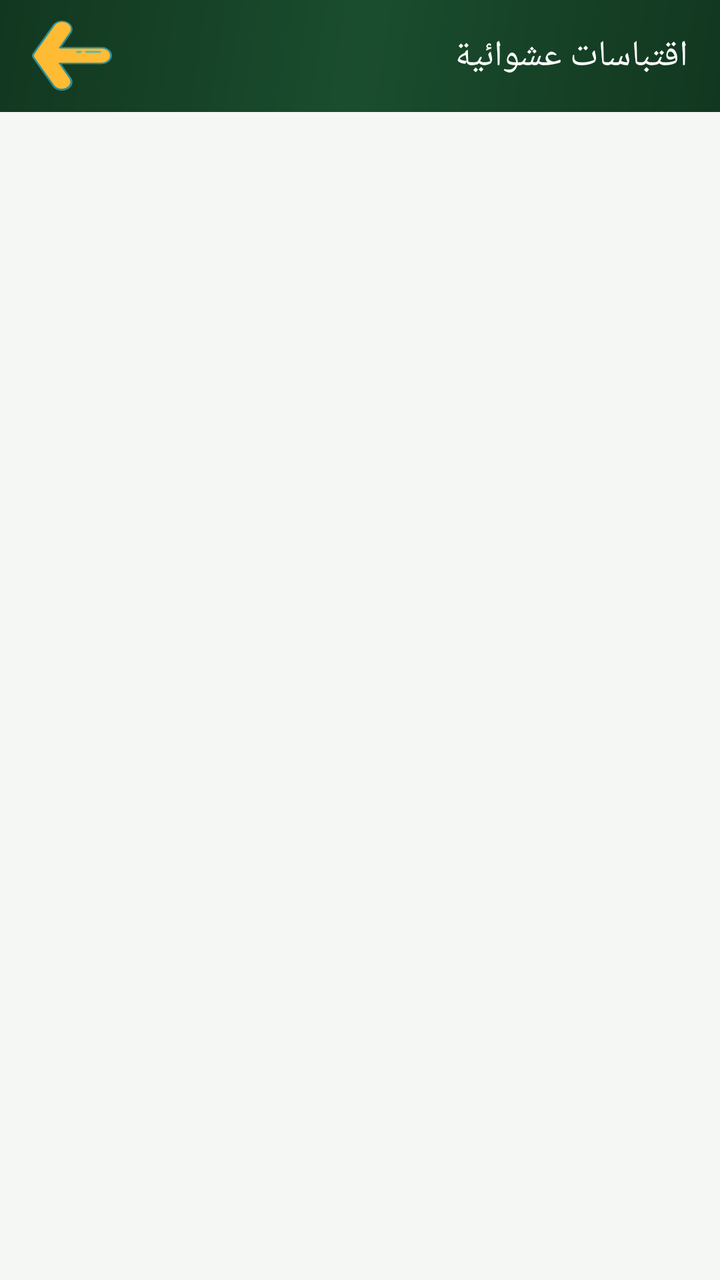
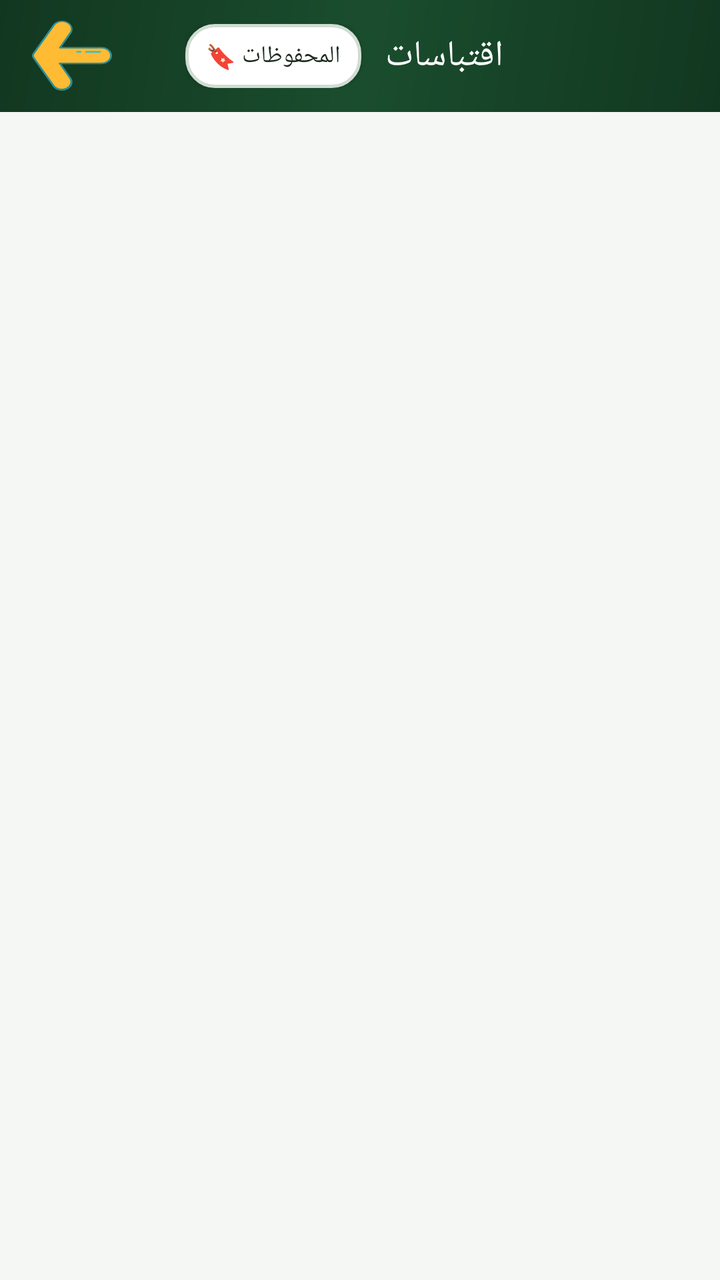

Two renders of the same Android screen: before a commit and after it. Below are the layout's source before the change and the commit's diff.
<!-- AndroidManifest.xml: application theme Theme.Almuhfz -->
<!-- res/layout/activity_notifications_messages.xml -->
<?xml version="1.0" encoding="utf-8"?>
<LinearLayout xmlns:android="http://schemas.android.com/apk/res/android"
    xmlns:app="http://schemas.android.com/apk/res-auto"
    xmlns:tools="http://schemas.android.com/tools"
    android:layout_width="match_parent"
    android:layout_height="match_parent"
    android:background="@color/app_background"
    android:orientation="vertical"
    tools:context=".notifications_messages.NotificationsMessagesActivity">

    <com.google.android.material.appbar.AppBarLayout
        android:layout_width="match_parent"
        android:layout_height="wrap_content"
        android:background="@drawable/around_line3"
        android:fitsSystemWindows="true">

        <androidx.appcompat.widget.Toolbar
            android:id="@+id/toolbar"
            android:layout_width="match_parent"
            android:layout_height="?attr/actionBarSize"
            android:background="@drawable/around_line3"
            app:layout_collapseMode="pin">

            <LinearLayout
                android:layout_width="wrap_content"
                android:layout_height="wrap_content"
                android:layout_gravity="end"
                android:gravity="end">

                <androidx.appcompat.widget.AppCompatTextView
                    android:id="@+id/toolbar_title"
                    style="@style/TextAppearance.MyApp.Title.QiblahActivity"
                    android:layout_width="wrap_content"
                    android:layout_height="wrap_content"
                    android:layout_gravity="center"
                    android:layout_marginEnd="16dp"
                    android:fontFamily="@font/jazeera"
                    android:gravity="end"
                    android:text="اقتباسات عشوائية"
                    android:textColor="@color/text_on_primary" />

            </LinearLayout>

            <androidx.appcompat.widget.AppCompatImageButton
                android:id="@+id/back_button"
                android:layout_width="40dp"
                android:layout_height="35dp"
                android:background="@drawable/ic_back_button"
                android:contentDescription="رجوع" />

        </androidx.appcompat.widget.Toolbar>

    </com.google.android.material.appbar.AppBarLayout>

    <androidx.recyclerview.widget.RecyclerView
        android:id="@+id/rec"
        android:layout_width="match_parent"
        android:layout_height="match_parent"
        android:clipToPadding="false"
        android:padding="8dp" />

</LinearLayout>
<!-- resources referenced by this layout -->
<resources>
  <color name="app_background">#F4F7F4</color>
  <color name="text_on_primary">#FFFFFF</color>
  <!-- drawable around_line3 (drawable) -->
  <?xml version="1.0" encoding="utf-8"?>
  <shape xmlns:android="http://schemas.android.com/apk/res/android">
      <gradient
          android:angle="135"
          android:startColor="@color/primary_dark"
          android:centerColor="@color/primary_color"
          android:endColor="@color/primary_dark" />
  </shape>
  <!-- drawable ic_back_button (drawable) -->
  <vector xmlns:android="http://schemas.android.com/apk/res/android"
      android:width="35dp"
      android:height="30dp"
      android:viewportWidth="168.75"
      android:viewportHeight="181.67">
    <path
        android:pathData="M3.51,85.16a11.35,11.35 0,0 0,0 11.33l42.15,73A20.28,20.28 0,0 0,73.36 177h0a20.28,20.28 0,0 0,7.42 -27.69L58.57,110.79h87.91a20.27,20.27 0,0 0,20.27 -20.27h0a20.27,20.27 0,0 0,-20.27 -20.28H58.92L80.77,32.4A20.27,20.27 0,0 0,73.35 4.71h0a20.26,20.26 0,0 0,-27.68 7.42Z"
        android:fillColor="#FFBB33"/>
    <path
        android:pathData="M57.46,180.9a22.11,22.11 0,0 1,-13.53 -10.37l-42.15,-73a13.38,13.38 0,0 1,0 -13.33h0l42.15,-73A22.3,22.3 0,0 1,74.35 3,22.27 22.27,0 0,1 82.51,33.4L62.39,68.25h84.09a22.27,22.27 0,1 1,0 44.54H62l20.48,35.46a22.28,22.28 0,0 1,-19.26 33.42A22,22 0,0 1,57.46 180.9ZM58.92,72.25a2,2 0,0 1,-1.73 -1,2 2,0 0,1 0,-2L79,31.4A18.27,18.27 0,1 0,47.4 13.13l-42.16,73a9.36,9.36 0,0 0,0 9.33l42.16,73A18.27,18.27 0,0 0,79 150.25L56.83,111.79a2,2 0,0 1,0 -2,2 2,0 0,1 1.74,-1h87.91a18.27,18.27 0,1 0,0 -36.54Z"
        android:fillColor="#2C8E97"/>
    <path
        android:pathData="M113.87,82.88h29.95a2,2 0,0 0,0 -4H113.87a2,2 0,0 0,0 4Z"
        android:fillColor="#3ABCC9"/>
    <path
        android:pathData="M95.12,82.88h7.54a2,2 0,0 0,0 -4H95.12a2,2 0,0 0,0 4Z"
        android:fillColor="#3ABCC9"/>
  </vector>
  <style name="TextAppearance.MyApp.Title.QiblahActivity" parent="android:TextAppearance">
          <item name="android:textColor">@android:color/white</item>
          <item name="android:textSize">18sp</item>
      </style>
  <style name="Theme.Almuhfz" parent="Theme.MaterialComponents.DayNight.NoActionBar">
          
          <item name="colorPrimary">@color/primary_color</item>
          <item name="colorPrimaryVariant">@color/primary_dark</item>
          <item name="colorOnPrimary">@color/text_on_primary</item>
  
          
          <item name="colorSecondary">@color/accent_gold</item>
          <item name="colorSecondaryVariant">@color/primary_light</item>
          <item name="colorOnSecondary">@color/text_primary_color</item>
  
          
          <item name="android:windowBackground">@color/app_background</item>
          <item name="colorSurface">@color/surface_card</item>
  
          
          <item name="android:statusBarColor">@color/primary_dark</item>
          <item name="android:navigationBarColor">@color/primary_dark</item>
      </style>
  <color name="primary_dark">#123720</color>
  <color name="primary_color">#1A4D2E</color>
  <color name="accent_gold">#D4AF37</color>
  <color name="primary_light">#2D6A4F</color>
  <color name="text_primary_color">#1C2A1E</color>
  <color name="surface_card">#FFFFFF</color>
</resources>

<!-- the commit's change to res/layout/activity_notifications_messages.xml (unified diff, before → after) -->
@@ -24,8 +24,20 @@
             <LinearLayout
                 android:layout_width="wrap_content"
                 android:layout_height="wrap_content"
-                android:layout_gravity="end"
-                android:gravity="end">
+                android:layout_gravity="center"
+                android:gravity="center_vertical">
+
+                <androidx.appcompat.widget.AppCompatButton
+                    android:id="@+id/btnSavedMessages"
+                    android:layout_width="wrap_content"
+                    android:layout_height="32dp"
+                    android:layout_marginEnd="12dp"
+                    android:background="@drawable/value_background"
+                    android:fontFamily="@font/jazeera"
+                    android:paddingHorizontal="10dp"
+                    android:text="المحفوظات 🔖"
+                    android:textColor="@color/text_primary_color"
+                    android:textSize="12sp" />
 
                 <androidx.appcompat.widget.AppCompatTextView
                     android:id="@+id/toolbar_title"
@@ -36,7 +48,7 @@
                     android:layout_marginEnd="16dp"
                     android:fontFamily="@font/jazeera"
                     android:gravity="end"
-                    android:text="اقتباسات عشوائية"
+                    android:text="اقتباسات"
                     android:textColor="@color/text_on_primary" />
 
             </LinearLayout>
<!-- resource entries referenced after the edit -->
@@ -30,6 +30,20 @@
         android:pathData="M95.12,82.88h7.54a2,2 0,0 0,0 -4H95.12a2,2 0,0 0,0 4Z"
         android:fillColor="#3ABCC9"/>
   </vector>
+  <!-- drawable value_background (drawable) -->
+  <?xml version="1.0" encoding="utf-8"?>
+  <ripple xmlns:android="http://schemas.android.com/apk/res/android"
+      android:color="?attr/colorControlHighlight">
+      <item>
+          <shape>
+              <solid android:color="@color/surface_card" />
+              <corners android:radius="14dp" />
+              <stroke
+                  android:width="1.5dp"
+                  android:color="@color/card_stroke_color" />
+          </shape>
+      </item>
+  </ripple>
   <style name="TextAppearance.MyApp.Title.QiblahActivity" parent="android:TextAppearance">
           <item name="android:textColor">@android:color/white</item>
           <item name="android:textSize">18sp</item>
@@ -59,5 +73,6 @@
   <color name="primary_light">#2D6A4F</color>
   <color name="text_primary_color">#1C2A1E</color>
   <color name="surface_card">#FFFFFF</color>
+  <color name="card_stroke_color">#D0DDD2</color>
 </resources>
 
